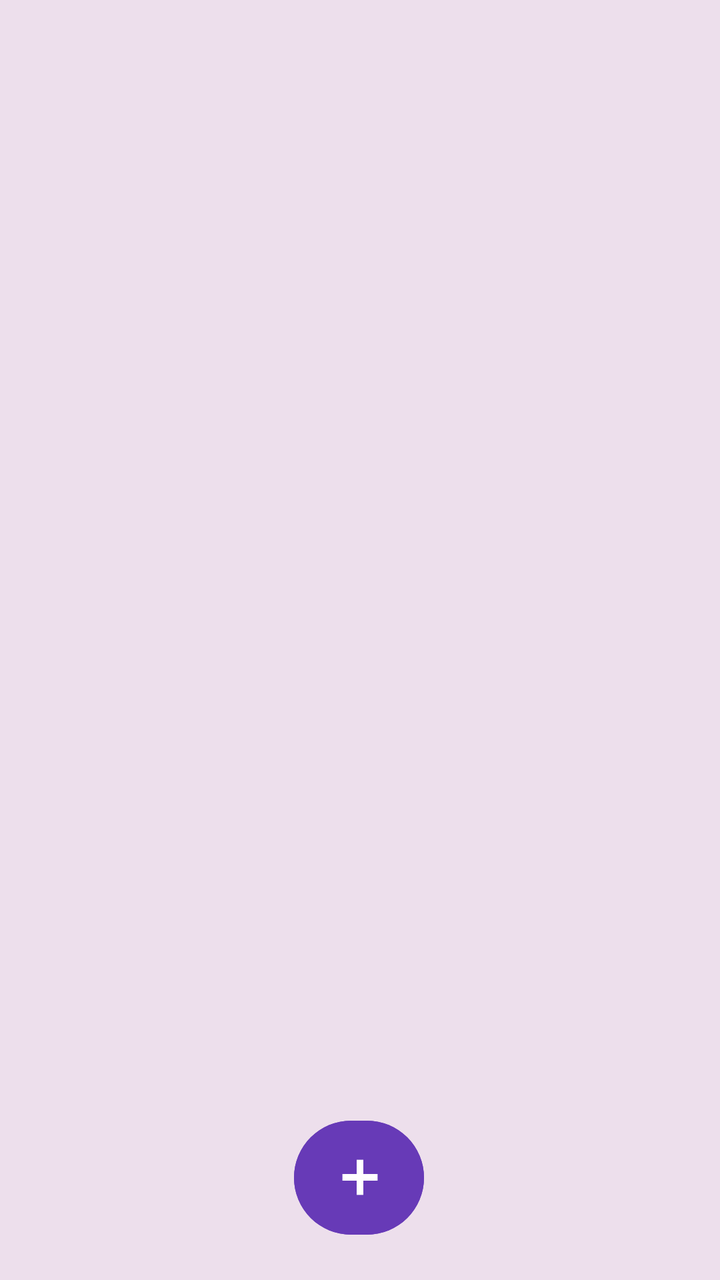
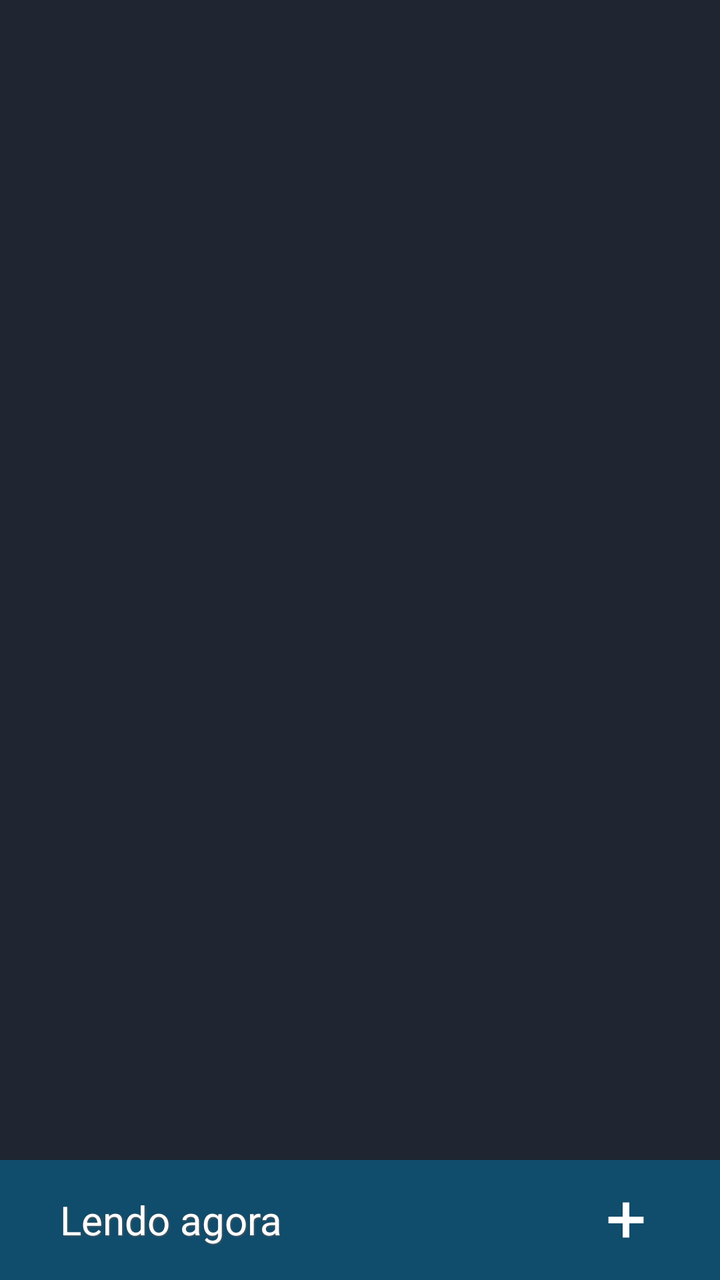

The first picture is an Android layout as it rendered before a commit; the second is the same layout after the commit. The layout source and the unified diff follow.
<!-- AndroidManifest.xml: application theme Theme.PapyrusReader -->
<!-- res/layout/activity_main.xml -->
<?xml version="1.0" encoding="utf-8"?>
<androidx.constraintlayout.widget.ConstraintLayout xmlns:android="http://schemas.android.com/apk/res/android"
    xmlns:app="http://schemas.android.com/apk/res-auto"
    xmlns:tools="http://schemas.android.com/tools"
    android:layout_width="match_parent"
    android:layout_height="match_parent"
    android:background="#eddfec"
    tools:context=".MainActivity">

    <Button
        android:id="@+id/buttonOpenPdf"
        android:layout_width="65dp"
        android:layout_height="65dp"
        android:layout_marginTop="5dp"
        android:layout_marginBottom="5dp"
        android:backgroundTint="#673AB7"
        android:fontFamily="sans-serif-smallcaps"
        android:textAlignment="center"
        android:textSize="45sp"
        app:barrierMargin="2dp"
        app:icon="@drawable/mais"
        app:iconPadding="30dp"
        app:layout_constraintBottom_toBottomOf="parent"
        app:layout_constraintEnd_toEndOf="parent"
        app:layout_constraintHorizontal_bias="0.498"
        app:layout_constraintStart_toStartOf="parent"
        app:layout_constraintTop_toBottomOf="@+id/recyclerViewPdf"
        app:layout_constraintVertical_bias="0.45" />

    <androidx.recyclerview.widget.RecyclerView
        android:id="@+id/recyclerViewPdf"
        android:layout_width="match_parent"
        android:layout_height="match_parent"
        android:layout_marginStart="20dp"
        android:layout_marginTop="20dp"
        android:layout_marginEnd="20dp"
        android:layout_marginBottom="100dp"
        app:layout_constraintBottom_toBottomOf="parent"
        app:layout_constraintEnd_toEndOf="parent"
        app:layout_constraintStart_toStartOf="parent"
        app:layout_constraintTop_toTopOf="parent"
        app:layout_constraintVertical_bias="0.344" />

    <ProgressBar
        android:id="@+id/progressBar"
        android:layout_width="wrap_content"
        android:layout_height="wrap_content"
        android:layout_gravity="center"
        android:visibility="gone"
        android:indeterminate="true"
        style="?android:attr/progressBarStyleLarge"
        app:layout_constraintBottom_toBottomOf="parent"
        app:layout_constraintEnd_toEndOf="parent"
        app:layout_constraintStart_toStartOf="parent"
        app:layout_constraintTop_toTopOf="parent"/>

</androidx.constraintlayout.widget.ConstraintLayout>
<!-- resources referenced by this layout -->
<resources>
  <!-- drawable mais: png bitmap (drawable, 1284 bytes) -->
  <style name="Theme.PapyrusReader" parent="Base.Theme.PapyrusReader" />
  <style name="Base.Theme.PapyrusReader" parent="Theme.Material3.DayNight.NoActionBar">
          
          
      </style>
</resources>

<!-- the commit's change to res/layout/activity_main.xml (unified diff, before → after) -->
@@ -4,54 +4,70 @@
     xmlns:tools="http://schemas.android.com/tools"
     android:layout_width="match_parent"
     android:layout_height="match_parent"
-    android:background="#eddfec"
+    android:background="@color/item_background"
     tools:context=".MainActivity">
-
-    <Button
-        android:id="@+id/buttonOpenPdf"
-        android:layout_width="65dp"
-        android:layout_height="65dp"
-        android:layout_marginTop="5dp"
-        android:layout_marginBottom="5dp"
-        android:backgroundTint="#673AB7"
-        android:fontFamily="sans-serif-smallcaps"
-        android:textAlignment="center"
-        android:textSize="45sp"
-        app:barrierMargin="2dp"
-        app:icon="@drawable/mais"
-        app:iconPadding="30dp"
-        app:layout_constraintBottom_toBottomOf="parent"
-        app:layout_constraintEnd_toEndOf="parent"
-        app:layout_constraintHorizontal_bias="0.498"
-        app:layout_constraintStart_toStartOf="parent"
-        app:layout_constraintTop_toBottomOf="@+id/recyclerViewPdf"
-        app:layout_constraintVertical_bias="0.45" />
 
     <androidx.recyclerview.widget.RecyclerView
         android:id="@+id/recyclerViewPdf"
         android:layout_width="match_parent"
         android:layout_height="match_parent"
-        android:layout_marginStart="20dp"
-        android:layout_marginTop="20dp"
-        android:layout_marginEnd="20dp"
-        android:layout_marginBottom="100dp"
+        android:layout_marginStart="5dp"
+        android:layout_marginTop="5dp"
+        android:layout_marginEnd="5dp"
+        android:layout_marginBottom="65dp"
+        app:layout_constraintBottom_toBottomOf="parent"
+        app:layout_constraintEnd_toEndOf="parent"
+        app:layout_constraintHorizontal_bias="1.0"
+        app:layout_constraintStart_toStartOf="parent"
+        app:layout_constraintTop_toTopOf="parent"
+        app:layout_constraintVertical_bias="1.0" />
+
+    <ProgressBar
+        android:id="@+id/progressBar"
+        style="?android:attr/progressBarStyleLarge"
+        android:layout_width="wrap_content"
+        android:layout_height="wrap_content"
+        android:layout_gravity="center"
+        android:indeterminate="true"
+        android:visibility="gone"
         app:layout_constraintBottom_toBottomOf="parent"
         app:layout_constraintEnd_toEndOf="parent"
         app:layout_constraintStart_toStartOf="parent"
-        app:layout_constraintTop_toTopOf="parent"
-        app:layout_constraintVertical_bias="0.344" />
+        app:layout_constraintTop_toTopOf="parent" />
 
-    <ProgressBar
-        android:id="@+id/progressBar"
-        android:layout_width="wrap_content"
-        android:layout_height="wrap_content"
-        android:layout_gravity="center"
-        android:visibility="gone"
-        android:indeterminate="true"
-        style="?android:attr/progressBarStyleLarge"
+    <TextView
+        android:id="@+id/textView"
+        android:layout_width="match_parent"
+        android:layout_height="60dp"
+        android:background="@color/bottom_bar"
+        android:gravity="center_vertical"
+        android:paddingStart="30dp"
+        android:text="@string/lendo_agora"
+        android:textColor="@color/white"
+        android:textSize="20sp"
+        android:shadowColor="#5C5C5C"
+        android:shadowDx="0.5"
+        android:shadowDy="0.5"
+        android:shadowRadius="2"
         app:layout_constraintBottom_toBottomOf="parent"
         app:layout_constraintEnd_toEndOf="parent"
+        app:layout_constraintHorizontal_bias="0.0"
         app:layout_constraintStart_toStartOf="parent"
-        app:layout_constraintTop_toTopOf="parent"/>
+        app:layout_constraintTop_toBottomOf="@+id/recyclerViewPdf"
+        app:layout_constraintVertical_bias="1.0" />
+
+    <Button
+        android:id="@+id/buttonOpenPdf"
+        android:layout_width="60dp"
+        android:layout_height="60dp"
+        android:layout_marginEnd="20dp"
+        android:background="@android:color/transparent"
+        android:contentDescription="@string/abrir_pdf"
+        android:drawablePadding="20dp"
+        app:icon="@drawable/mais"
+        app:iconPadding="30dp"
+        app:iconTint="@color/white"
+        app:layout_constraintBottom_toBottomOf="parent"
+        app:layout_constraintEnd_toEndOf="parent" />
 
 </androidx.constraintlayout.widget.ConstraintLayout>
<!-- resource entries referenced after the edit -->
@@ -1,6 +1,11 @@
 <!-- resources referenced by this layout -->
 <resources>
+  <color name="bottom_bar">#104c6c</color>
+  <color name="item_background">#1F2631</color>
+  <color name="white">#FFFFFFFF</color>
   <!-- drawable mais: png bitmap (drawable, 1284 bytes) -->
+  <string name="abrir_pdf">Abrir PDF</string>
+  <string name="lendo_agora">Lendo agora</string>
   <style name="Theme.PapyrusReader" parent="Base.Theme.PapyrusReader" />
   <style name="Base.Theme.PapyrusReader" parent="Theme.Material3.DayNight.NoActionBar">
           
